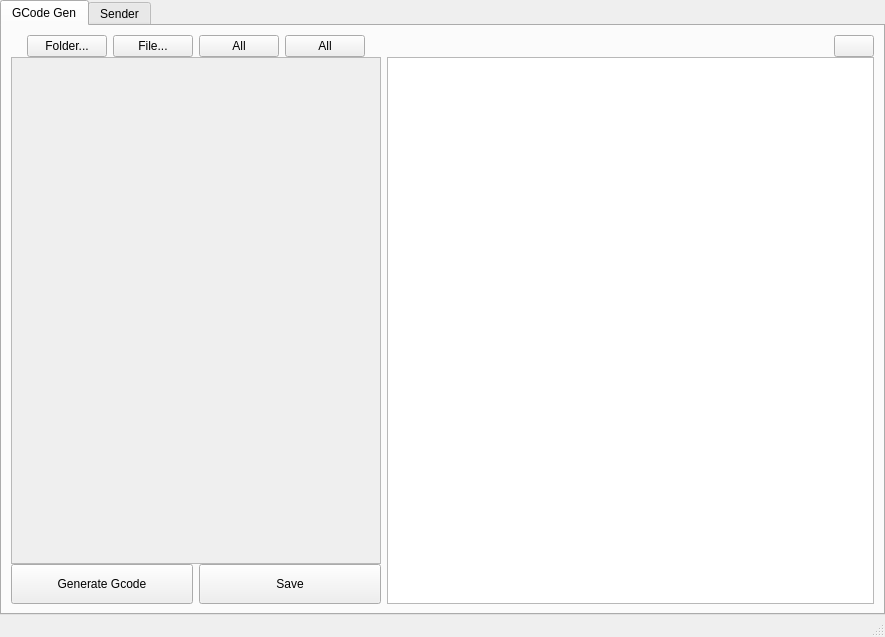
Before: the Qt Designer form UI/main_window.ui in RodrigoMacielGodoy/MultiFileLaserGcode, drawn with Qt 5.
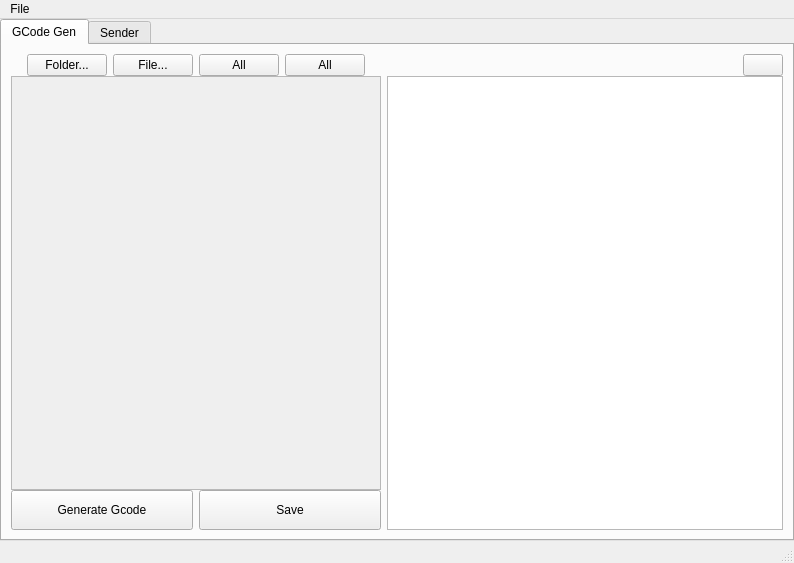
After: the same form once the commit is applied. Icons and pictures are not drawn. Custom widgets are drawn as their Qt base class.

```diff
--- a/UI/main_window.ui
+++ b/UI/main_window.ui
@@ -6,8 +6,8 @@
    <rect>
     <x>0</x>
     <y>0</y>
-    <width>885</width>
-    <height>637</height>
+    <width>794</width>
+    <height>563</height>
    </rect>
   </property>
   <property name="windowTitle">
@@ -237,7 +237,7 @@
              <x>0</x>
              <y>0</y>
              <width>368</width>
-             <height>461</height>
+             <height>387</height>
             </rect>
            </property>
            <layout class="QVBoxLayout" name="verticalLayout_2">
@@ -317,10 +317,23 @@
     <rect>
      <x>0</x>
      <y>0</y>
-     <width>885</width>
+     <width>794</width>
      <height>22</height>
     </rect>
    </property>
+   <widget class="QMenu" name="menuFile">
+    <property name="title">
+     <string>File</string>
+    </property>
+    <addaction name="actionOpen_Project"/>
+    <addaction name="actionSave_Project"/>
+    <addaction name="actionSave_Project_as"/>
+    <addaction name="separator"/>
+    <addaction name="actionExport_Gcode"/>
+    <addaction name="separator"/>
+    <addaction name="actionProperties"/>
+   </widget>
+   <addaction name="menuFile"/>
   </widget>
   <widget class="QStatusBar" name="statusbar"/>
  </widget>
```
Left out of the diff: 25 changed lines with no effect on the pictures.
